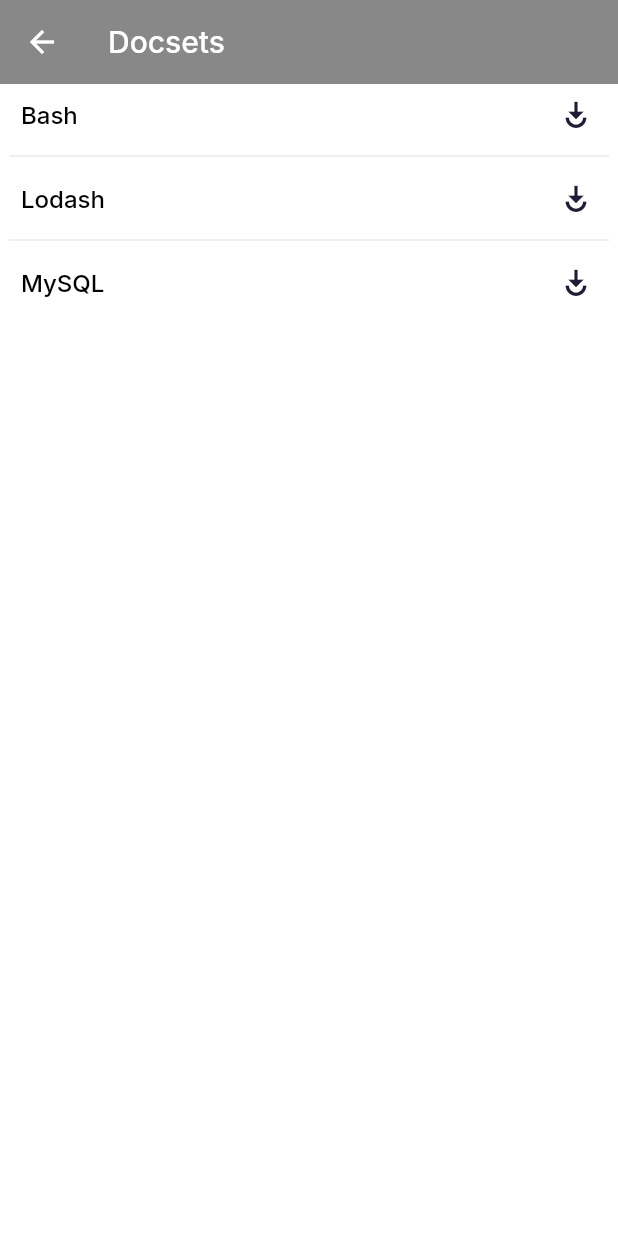
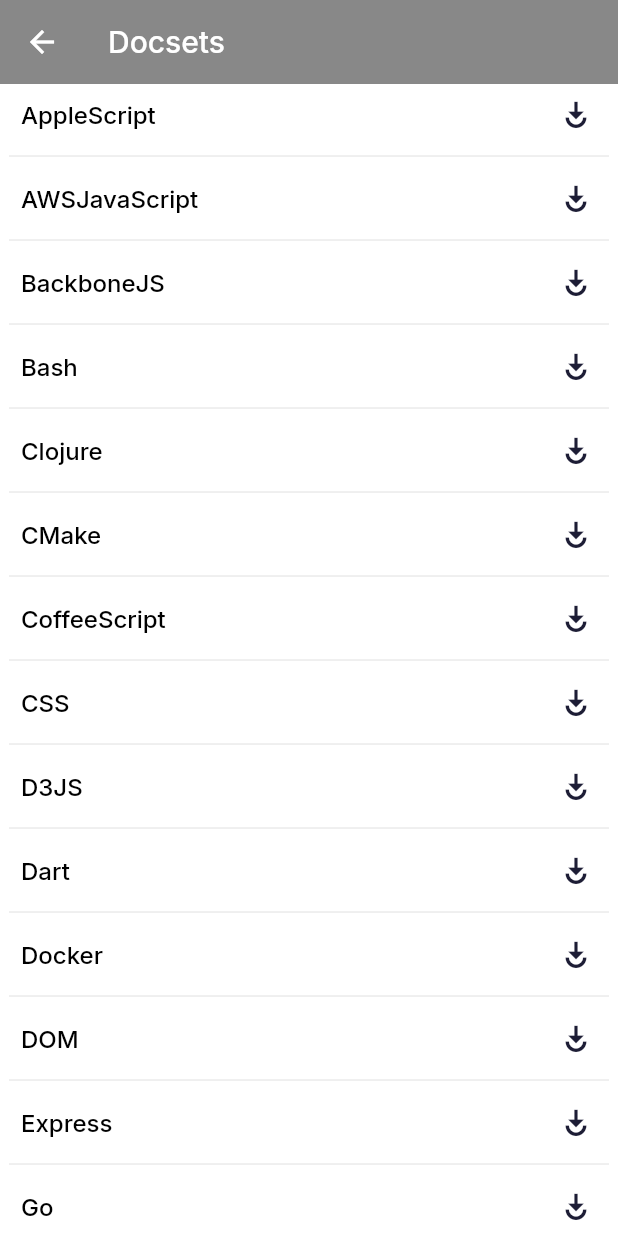
Before and after one commit to Front-Web-Study-Group/MiniDash, a Flutter app: the screen it shows after launch, after a tap on the "description" icon, on a phone screen of 412 x 824 dp. Run offline on Flutter 3.47's test engine with Material 2 defaults, Android fonts, the phone set to English and light mode, and no system bars; our stand-ins replace bot_toast, dio, flutter_slidable, google_fonts, shared_preferences, webview_flutter; missing offline and left inert: dropdownfield; project files that could hold a hidden picture were left out.

Commit message:
feat: add provider docset models & fix download dispose bug

```diff
--- a/lib/application.dart
+++ b/lib/application.dart
@@ -1,12 +1,5 @@
-import 'package:flutter/cupertino.dart';
-import 'package:mini_dash/models/repos/repos.dart';
-
 class Application {
   static const String initRouter = '/index';
 
-  static init() {
-    WidgetsFlutterBinding.ensureInitialized();
-
-    repos.init();
-  }
+  static init() {}
 }
--- a/lib/main.dart
+++ b/lib/main.dart
@@ -4,6 +4,8 @@
 import 'package:mini_dash/utils/theme.dart';
 import 'package:mini_dash/screens/home/home_screen.dart';
 import 'package:bot_toast/bot_toast.dart';
+import 'package:provider/provider.dart';
+import 'package:mini_dash/models/docset/docsets.dart';
 
 import 'application.dart';
 
@@ -19,7 +21,11 @@
   // This widget is the root of your application.
   @override
   Widget build(BuildContext context) {
-    return MaterialApp(
+    return MultiProvider(
+        providers: [
+          ChangeNotifierProvider(create: (_) => Docsets()),
+        ],
+        child: MaterialApp(
           builder: BotToastInit(),
           navigatorObservers: [BotToastNavigatorObserver()],
           debugShowCheckedModeBanner: false,
@@ -45,6 +51,6 @@
             const Locale('zh', 'CN'), // 中文简体
             //其它Locales
           ],
-    );
+        ));
   }
 }
--- a/lib/models/repos/repos.dart
+++ b/lib/models/docset/docsets.dart
@@ -1,12 +1,25 @@
 import 'dart:io';
+
+import 'package:flutter/foundation.dart';
+import 'package:flutter/material.dart';
+import 'package:mini_dash/models/docset/repos/repo.dart';
+import 'package:mini_dash/models/docset/repos/repo_configs.dart';
 import 'package:path/path.dart' as path;
-import 'package:mini_dash/models/docset/docset.dart';
 
-import './repo.dart';
-import './repo_configs.dart';
+import './docset.dart';
 
-class Repos {
+class Docsets with ChangeNotifier {
   List<Repo> repoData = repoConfigs;
+
+  Docsets() {
+    this.init();
+  }
+
+  List<Repo> get docsetData => this.repoData.where((repo) => repo.isDownload).toList();
+
+  forceUpdate() {
+    notifyListeners();
+  }
 
   init() async {
     var docsetPath = await Docset.getStorePath();
@@ -37,7 +50,6 @@
         return repo;
       }).toList();
     }
+    notifyListeners();
   }
 }
-
-var repos = Repos();
--- /dev/null
+++ b/lib/models/docset/repos/repo_configs.dart
@@ -0,0 +1,75 @@
+import './repo.dart';
+
+var repoConfigs = [
+  Repo(
+    feed: 'AppleScript.xml',
+    icon: 'applescript',
+  ),
+  Repo(feed: 'AWS_JavaScript.xml', icon: 'awsjs', alias: ['aws', 'nodejs']),
+  Repo(feed: 'BackboneJS.xml', icon: 'backbone', alias: ['backbone.js']),
+  Repo(
+    feed: 'Bash.xml',
+    icon: 'bash',
+    alias: ['bash shell', 'terminal'],
+  ),
+  Repo(
+    feed: 'Clojure.xml',
+    icon: 'clojure',
+  ),
+  Repo(
+    feed: 'CMake.xml',
+    icon: 'cmake',
+  ),
+  Repo(
+    feed: 'CoffeeScript.xml',
+    icon: 'coffee',
+  ),
+  Repo(
+    feed: 'CSS.xml',
+    icon: 'css',
+  ),
+  Repo(feed: 'D3JS.xml', icon: 'd3', alias: ['d3.js']),
+  Repo(
+      feed: 'Dart.xml',
+      icon: 'dartlang',
+      alias: ['dart.js', 'dartlang', 'dartjs', 'dart lang']),
+  Repo(
+    feed: 'Docker.xml',
+    icon: 'docker',
+  ),
+  Repo(feed: 'DOM.xml', icon: 'dom', alias: ['dom events', 'mdn']),
+  Repo(feed: 'Express.xml', icon: 'express', alias: ['expressjs', 'nodejs']),
+  Repo(feed: 'Go.xml', icon: 'go', alias: ['google golang']),
+  Repo(feed: 'Groovy.xml', icon: 'groovy', alias: ['java']),
+  Repo(feed: 'Gulp.xml', icon: 'gulp', alias: ['gulp.js']),
+  Repo(
+    feed: 'HTML.xml',
+    icon: 'html',
+    alias: ['mdn', 'mozilla developer network'],
+  ),
+  Repo(
+    feed: 'iOS.xml',
+    icon: 'iphone',
+    alias: ['iphone', 'ipad', 'xcode', 'objective-c', 'swift'],
+  ),
+  Repo(
+    feed: 'JavaScript.xml',
+    icon: 'javascript',
+    alias: ['mdn', 'js'],
+  ),
+  Repo(
+    feed: 'jQuery.xml',
+    icon: 'jQuery',
+  ),
+  Repo(
+    feed: 'Lo-Dash.xml',
+    icon: 'lodash',
+    alias: ['lodash'],
+  ),
+  Repo(
+    feed: 'MySQL.xml',
+    icon: 'mysql',
+  ),
+  Repo(feed: 'NodeJS.xml', icon: 'nodejs', alias: ['nodejs']),
+  Repo(feed: 'ZeptoJS.xml', icon: 'zepto', alias: ['Zepto.js']),
+];
--- a/lib/screens/home/components/bookshelf.dart
+++ b/lib/screens/home/components/bookshelf.dart
@@ -1,32 +1,49 @@
 import 'package:flutter/material.dart';
+import 'package:mini_dash/models/docset/docsets.dart';
 import 'package:mini_dash/utils/constants.dart';
-import 'package:mini_dash/models/Bookshelf.dart';
 import 'package:mini_dash/screens/document/document_info.dart';
+import 'package:provider/provider.dart';
 
 class Bookshelf extends StatelessWidget {
+  renderTips() {
+    return Center(
+        heightFactor: 10,
+        child: Text('未读取到文档，请先去下载',
+            style: TextStyle(fontSize: 18), textAlign: TextAlign.center));
+  }
+
   @override
   Widget build(BuildContext context) {
+    var docsetData = context.watch<Docsets>().docsetData;
+
     return Scaffold(
       body: Padding(
         padding: const EdgeInsets.only(
           left: kDefaultPadding / 3,
           right: kDefaultPadding / 3,
         ),
-        child: GridView.builder(
+        child: docsetData.length <= 0
+            ? renderTips()
+            : GridView.builder(
                 gridDelegate: SliverGridDelegateWithFixedCrossAxisCount(
                     crossAxisCount: 3, //横轴三个子widget
                     childAspectRatio: 0.72 //宽高比为1时，子widget
                     ),
-          itemCount: bookshelfData.length,
-          itemBuilder: (context, index) => Padding(
+                itemCount: docsetData.length,
+                itemBuilder: (context, index) {
+                  var docset = docsetData[index];
+
+                  return Padding(
                     padding: const EdgeInsets.only(
                         left: kDefaultPadding / 2,
                         right: kDefaultPadding / 2,
                         bottom: kDefaultPadding),
                     child: Container(
-              color: bookshelfData[index].color,
-              child: IconButton(
-                icon: Icon(Icons.receipt_long),
+                      color: Colors.cyan,
+                      child: TextButton(
+                        child: Text(docset.name,
+                            style: TextStyle(fontSize: 18, color: Colors.white),
+                            textAlign: TextAlign.center),
                         onPressed: () => Navigator.push(
                           context,
                           MaterialPageRoute(
@@ -35,8 +52,8 @@
                         ),
                       ),
                     ),
-          ),
-        ),
+                  );
+                }),
       ),
     );
   }
--- a/lib/screens/repos/repos_list.dart
+++ b/lib/screens/repos/repos_list.dart
@@ -1,23 +1,26 @@
 import 'package:flutter/material.dart';
-import 'package:mini_dash/models/repos/repos.dart';
+import 'package:mini_dash/models/docset/docsets.dart';
 import './components/repo_download.dart';
+import 'package:provider/provider.dart';
 
 class ReposScreen extends StatelessWidget {
   @override
   Widget build(BuildContext context) {
-    var repoList = repos.repoData;
+    var repoData = context.watch<Docsets>().repoData;
+
     return Scaffold(
       appBar: AppBar(title: Text("Docsets")),
       body: Column(children: [
         Expanded(
             child: ListView.separated(
-                itemCount: repoList.length,
+                itemCount: repoData.length,
                 padding: EdgeInsets.symmetric(horizontal: 6, vertical: 0),
                 separatorBuilder: (BuildContext context, int index) {
                   return Divider();
                 },
                 itemBuilder: (context, index) {
-                  var item = repoList[index];
+                  var item = repoData[index];
+
                   return Container(
                     height: 40,
                     padding: EdgeInsets.symmetric(horizontal: 8),
```
Also changed, not shown: lib/models/docset/repos/repo.dart (renamed from lib/models/repos/repo.dart, +9 -1 lines), lib/models/docset/repos/repo_download.dart (renamed from lib/models/repos/repo_download.dart, +25 -6 lines), lib/models/repos/repo_configs.dart (deleted, +0 -18 lines), lib/screens/repos/components/repo_download.dart (+48 -10 lines). Lines whose indentation alone changed are shown as unchanged.
